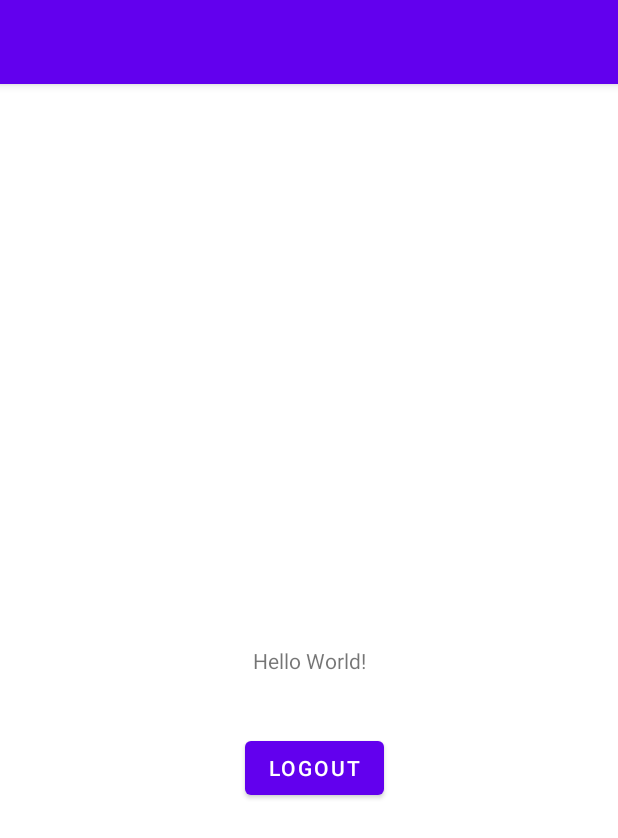
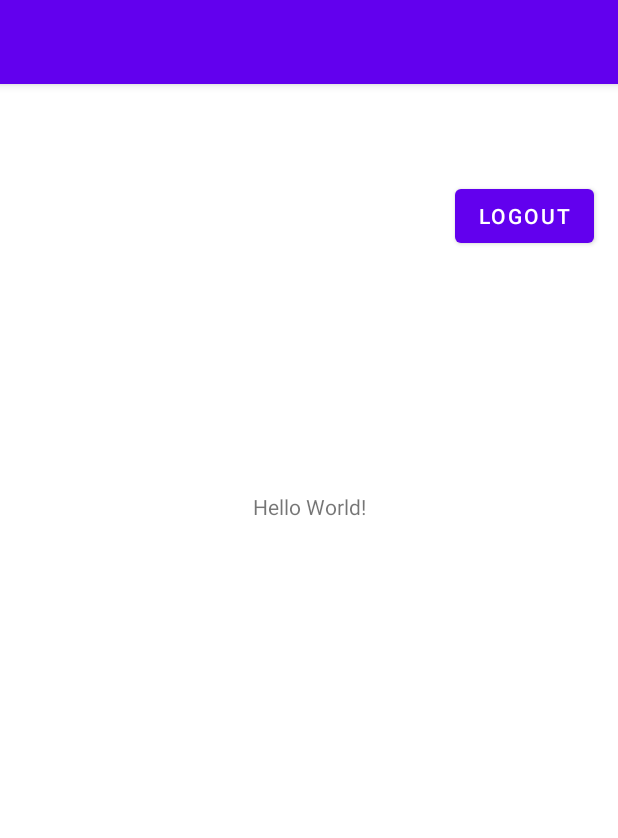
Before and after one commit to SiddarthaDarisi/blah1, an Android app: the screen it shows after launch once a user with an empty profile is signed in (MainActivity), on a phone screen of 412 x 824 dp. Shown: the top 838 px of the screen. Run offline under Robolectric (Android 15) with nearby library versions, the phone set to English and light mode, and no system bars; our stand-ins replace Firebase (no records; nobody signed in at launch, a user with empty details on screens opened directly).

Commit message:
changed register

```diff
--- a/app/src/main/res/layout/activity_main.xml
+++ b/app/src/main/res/layout/activity_main.xml
@@ -15,14 +15,15 @@
         app:layout_constraintBottom_toBottomOf="parent"
         app:layout_constraintLeft_toLeftOf="parent"
         app:layout_constraintRight_toRightOf="parent"
-        app:layout_constraintTop_toTopOf="parent" />
+        app:layout_constraintTop_toTopOf="parent"
+        app:layout_constraintVertical_bias="0.363" />
 
     <Button
         android:id="@+id/button"
         android:layout_width="wrap_content"
         android:layout_height="wrap_content"
-        android:layout_marginEnd="156dp"
-        android:layout_marginBottom="288dp"
+        android:layout_marginEnd="16dp"
+        android:layout_marginBottom="656dp"
         android:onClick="logout"
         android:text="Logout"
         app:layout_constraintBottom_toBottomOf="parent"
```
